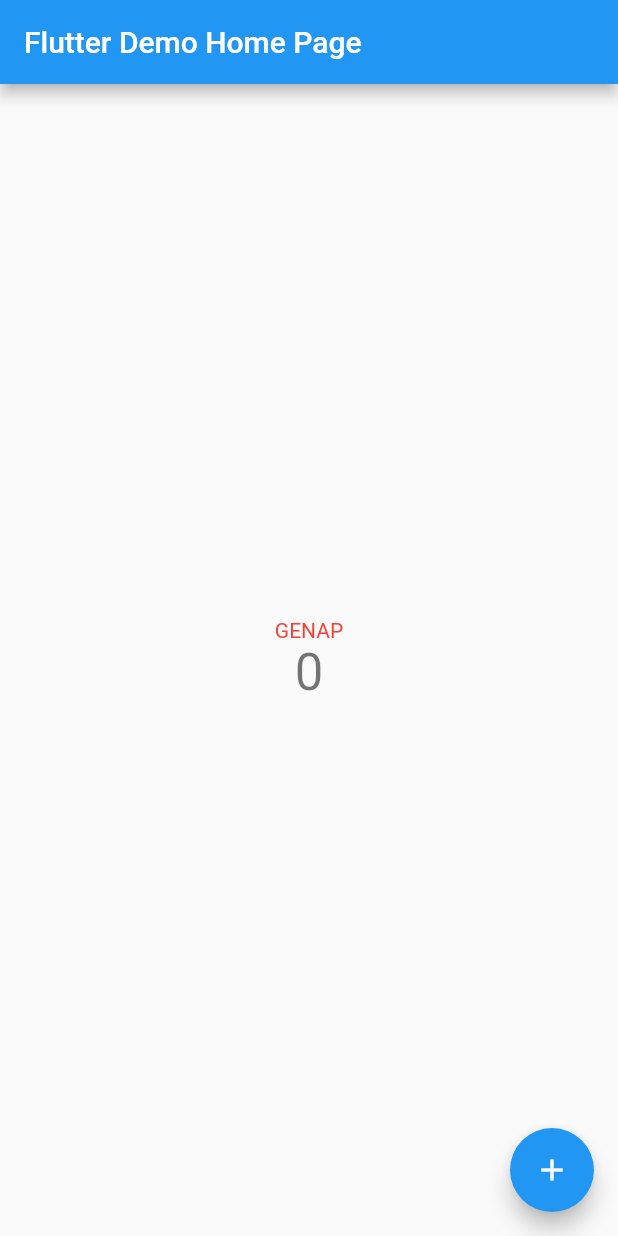
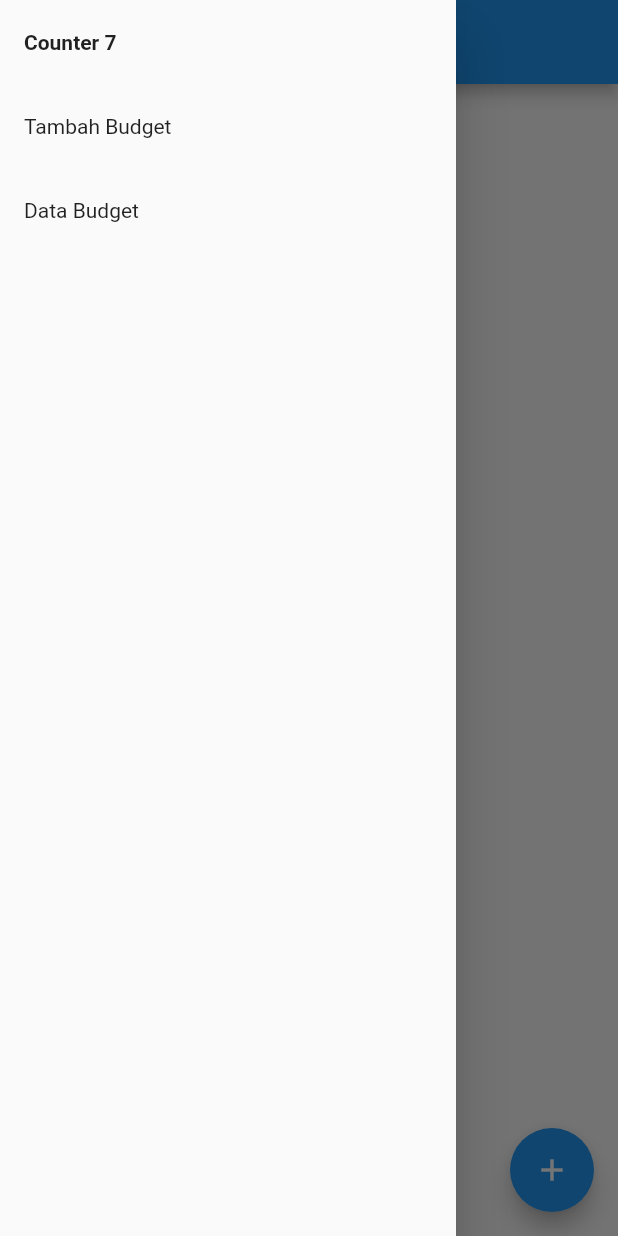
Before and after one commit to nadhifralfan/pbp-flutter-lab, a Flutter app: the screen it shows after launch, with the side drawer open (before the commit the screen has no drawer), on a phone screen of 412 x 824 dp. Run offline on Flutter 3.47's test engine with Material 2 defaults, Android fonts, the phone set to English and light mode, and no system bars.

Commit message:
Update Tugas 8

```diff
--- /dev/null
+++ b/lib/components/drawer_component.dart
@@ -0,0 +1,74 @@
+import 'package:flutter/material.dart';
+import 'package:counter_7/main.dart';
+import 'package:counter_7/screens/form_budget.dart';
+import 'package:counter_7/screens/data_budget.dart';
+import 'package:counter_7/screens/counter_7.dart';
+import 'package:provider/provider.dart';
+
+class DrawerComponents extends StatelessWidget {
+  const DrawerComponents({super.key, required this.currentPage});
+
+  final String currentPage;
+
+  @override
+  Widget build(BuildContext context) {
+    var currentScreen = Provider.of<ScreenState>(context).getCurrentScreen;
+
+    return Drawer(
+        child: ListView(
+      children: <Widget>[
+        ListTile(
+          title: Text(
+            "Counter 7",
+            style: currentScreen == 0
+                ? const TextStyle(fontWeight: FontWeight.bold)
+                : const TextStyle(fontWeight: FontWeight.normal),
+          ),
+          onTap: () {
+            Navigator.of(context).pop();
+            if (currentPage != "Counter 7") {
+              Provider.of<ScreenState>(context, listen: false)
+                  .setCurrentScreen(0);
+              Navigator.pushReplacement(context,
+                  MaterialPageRoute(builder: (context) => const Counter7()));
+            }
+          },
+        ),
+        ListTile(
+          title: Text(
+            "Tambah Budget",
+            style: currentScreen == 1
+                ? const TextStyle(fontWeight: FontWeight.bold)
+                : const TextStyle(fontWeight: FontWeight.normal),
+          ),
+          onTap: () {
+            Navigator.of(context).pop();
+            if (currentPage != "Tambah Budget") {
+              Provider.of<ScreenState>(context, listen: false)
+                  .setCurrentScreen(1);
+              Navigator.pushReplacement(context,
+                  MaterialPageRoute(builder: (context) => const BudgetForm()));
+            }
+          },
+        ),
+        ListTile(
+          title: Text(
+            "Data Budget",
+            style: currentScreen == 2
+                ? const TextStyle(fontWeight: FontWeight.bold)
+                : const TextStyle(fontWeight: FontWeight.normal),
+          ),
+          onTap: () {
+            Navigator.of(context).pop();
+            if (currentPage != "Data Budget") {
+              Provider.of<ScreenState>(context, listen: false)
+                  .setCurrentScreen(2);
+              Navigator.pushReplacement(context,
+                  MaterialPageRoute(builder: (context) => const BudgetData()));
+            }
+          },
+        )
+      ],
+    ));
+  }
+}
--- a/lib/main.dart
+++ b/lib/main.dart
@@ -1,4 +1,7 @@
 import 'package:flutter/material.dart';
+import 'package:counter_7/screens/counter_7.dart';
+import 'package:provider/provider.dart';
+import 'package:provider/single_child_widget.dart';
 
 void main() {
   runApp(const MyApp());
@@ -10,7 +13,12 @@ class MyApp extends StatelessWidget {
   // This widget is the root of your application.
   @override
   Widget build(BuildContext context) {
-    return MaterialApp(
+    return MultiProvider(
+      providers: <SingleChildWidget>[
+        ChangeNotifierProvider<ScreenState>(create: (_) => ScreenState()),
+        ChangeNotifierProvider<BudgetModel>(create: (_) => BudgetModel()),
+      ],
+      child: MaterialApp(
         title: 'Flutter Demo',
         theme: ThemeData(
           // This is the theme of your application.
@@ -24,132 +32,28 @@ class MyApp extends StatelessWidget {
           // is not restarted.
           primarySwatch: Colors.blue,
         ),
-      home: const MyHomePage(title: 'Flutter Demo Home Page'),
+        home: const Counter7(),
+      ),
     );
   }
 }
 
-class MyHomePage extends StatefulWidget {
-  const MyHomePage({super.key, required this.title});
+class ScreenState with ChangeNotifier {
+  int _currentScreen = 0;
+  int get getCurrentScreen => _currentScreen;
 
-  // This widget is the home page of your application. It is stateful, meaning
-  // that it has a State object (defined below) that contains fields that affect
-  // how it looks.
-
-  // This class is the configuration for the state. It holds the values (in this
-  // case the title) provided by the parent (in this case the App widget) and
-  // used by the build method of the State. Fields in a Widget subclass are
-  // always marked "final".
-
-  final String title;
-
-  @override
-  State<MyHomePage> createState() => _MyHomePageState();
+  void setCurrentScreen(int screenIndex) {
+    _currentScreen = screenIndex;
+    notifyListeners();
+  }
 }
 
-class _MyHomePageState extends State<MyHomePage> {
-  int _counter = 0;
+class BudgetModel with ChangeNotifier {
+  final List<dynamic> _budgets = [];
+  List<dynamic> get getBudgets => _budgets;
 
-  void _incrementCounter() {
-    setState(() {
-      // This call to setState tells the Flutter framework that something has
-      // changed in this State, which causes it to rerun the build method below
-      // so that the display can reflect the updated values. If we changed
-      // _counter without calling setState(), then the build method would not be
-      // called again, and so nothing would appear to happen.
-      _counter++;
-    });
-  }
-
-  void _decrementCounter() {
-    setState(() {
-      // This call to setState tells the Flutter framework that something has
-      // changed in this State, which causes it to rerun the build method below
-      // so that the display can reflect the updated values. If we changed
-      // _counter without calling setState(), then the build method would not be
-      // called again, and so nothing would appear to happen.
-      if (_counter > 0) {
-        _counter--;
-      }
-    });
-  }
-
-  Text checkCounter(int counter) {
-    if (counter % 2 == 0) {
-      return const Text(
-        'GENAP',
-        style: TextStyle(color: Colors.red),
-      );
-    }
-    return const Text(
-      'GANJIL',
-      style: TextStyle(color: Colors.blue),
-    );
-  }
-
-  @override
-  Widget build(BuildContext context) {
-    // This method is rerun every time setState is called, for instance as done
-    // by the _incrementCounter method above.
-    //
-    // The Flutter framework has been optimized to make rerunning build methods
-    // fast, so that you can just rebuild anything that needs updating rather
-    // than having to individually change instances of widgets.
-    return Scaffold(
-      appBar: AppBar(
-        // Here we take the value from the MyHomePage object that was created by
-        // the App.build method, and use it to set our appbar title.
-        title: Text(widget.title),
-      ),
-      body: Center(
-        // Center is a layout widget. It takes a single child and positions it
-        // in the middle of the parent.
-        child: Column(
-          // Column is also a layout widget. It takes a list of children and
-          // arranges them vertically. By default, it sizes itself to fit its
-          // children horizontally, and tries to be as tall as its parent.
-          //
-          // Invoke "debug painting" (press "p" in the console, choose the
-          // "Toggle Debug Paint" action from the Flutter Inspector in Android
-          // Studio, or the "Toggle Debug Paint" command in Visual Studio Code)
-          // to see the wireframe for each widget.
-          //
-          // Column has various properties to control how it sizes itself and
-          // how it positions its children. Here we use mainAxisAlignment to
-          // center the children vertically; the main axis here is the vertical
-          // axis because Columns are vertical (the cross axis would be
-          // horizontal).
-          mainAxisAlignment: MainAxisAlignment.center,
-          children: <Widget>[
-            checkCounter(_counter),
-            Text(
-              '$_counter',
-              style: Theme.of(context).textTheme.headline4,
-            ),
-          ],
-        ),
-      ),
-      floatingActionButton: Padding(
-        padding: const EdgeInsets.only(left: 35),
-        child: Row(
-            mainAxisAlignment: MainAxisAlignment.spaceBetween,
-            crossAxisAlignment: CrossAxisAlignment.end,
-            children: <Widget>[
-              Container(
-                  child: _counter != 0
-                      ? FloatingActionButton(
-                          tooltip: 'Decrement',
-                          onPressed: _decrementCounter,
-                          child: const Icon(Icons.remove),
-                        )
-                      : Container()),
-              FloatingActionButton(
-                tooltip: 'Increment',
-                onPressed: _incrementCounter,
-                child: const Icon(Icons.add),
-              ),
-            ]),
-      ), // This trailing comma makes auto-formatting nicer for build methods.
-    );
+  void addBudget(Map budget) {
+    _budgets.add(budget);
+    notifyListeners();
   }
 }
--- /dev/null
+++ b/lib/screens/counter_7.dart
@@ -0,0 +1,130 @@
+import 'package:flutter/material.dart';
+import 'package:counter_7/components/drawer_component.dart';
+
+class Counter7 extends StatefulWidget {
+  const Counter7({super.key});
+
+  // This widget is the home page of your application. It is stateful, meaning
+  // that it has a State object (defined below) that contains fields that affect
+  // how it looks.
+
+  // This class is the configuration for the state. It holds the values (in this
+  // case the title) provided by the parent (in this case the App widget) and
+  // used by the build method of the State. Fields in a Widget subclass are
+  // always marked "final".
+
+  final String title = "Counter 7";
+
+  @override
+  State<Counter7> createState() => _Counter7State();
+}
+
+class _Counter7State extends State<Counter7> {
+  int _counter = 0;
+
+  void _incrementCounter() {
+    setState(() {
+      // This call to setState tells the Flutter framework that something has
+      // changed in this State, which causes it to rerun the build method below
+      // so that the display can reflect the updated values. If we changed
+      // _counter without calling setState(), then the build method would not be
+      // called again, and so nothing would appear to happen.
+      _counter++;
+    });
+  }
+
+  void _decrementCounter() {
+    setState(() {
+      // This call to setState tells the Flutter framework that something has
+      // changed in this State, which causes it to rerun the build method below
+      // so that the display can reflect the updated values. If we changed
+      // _counter without calling setState(), then the build method would not be
+      // called again, and so nothing would appear to happen.
+      if (_counter > 0) {
+        _counter--;
+      }
+    });
+  }
+
+  Text checkCounter(int counter) {
+    if (counter % 2 == 0) {
+      return const Text(
+        'GENAP',
+        style: TextStyle(color: Colors.red),
+      );
+    }
+    return const Text(
+      'GANJIL',
+      style: TextStyle(color: Colors.blue),
+    );
+  }
+
+  @override
+  Widget build(BuildContext context) {
+    // This method is rerun every time setState is called, for instance as done
+    // by the _incrementCounter method above.
+    //
+    // The Flutter framework has been optimized to make rerunning build methods
+    // fast, so that you can just rebuild anything that needs updating rather
+    // than having to individually change instances of widgets.
+    return Scaffold(
+      appBar: AppBar(
+        // Here we take the value from the MyHomePage object that was created by
+        // the App.build method, and use it to set our appbar title.
+        title: Text(widget.title),
+      ),
+      drawer: const DrawerComponents(currentPage: "Counter 7"),
+      body: Center(
+        // Center is a layout widget. It takes a single child and positions it
+        // in the middle of the parent.
+        child: Column(
+          // Column is also a layout widget. It takes a list of children and
+          // arranges them vertically. By default, it sizes itself to fit its
+          // children horizontally, and tries to be as tall as its parent.
+          //
+          // Invoke "debug painting" (press "p" in the console, choose the
+          // "Toggle Debug Paint" action from the Flutter Inspector in Android
+          // Studio, or the "Toggle Debug Paint" command in Visual Studio Code)
+          // to see the wireframe for each widget.
+          //
+          // Column has various properties to control how it sizes itself and
+          // how it positions its children. Here we use mainAxisAlignment to
+          // center the children vertically; the main axis here is the vertical
+          // axis because Columns are vertical (the cross axis would be
+          // horizontal).
+          mainAxisAlignment: MainAxisAlignment.center,
+          children: <Widget>[
+            checkCounter(_counter),
+            Text(
+              '$_counter',
+              style: Theme.of(context).textTheme.headline4,
+            ),
+          ],
+        ),
+      ),
+      floatingActionButton: Padding(
+        padding: const EdgeInsets.only(left: 35),
+        child: Row(
+            mainAxisAlignment: MainAxisAlignment.spaceBetween,
+            crossAxisAlignment: CrossAxisAlignment.end,
+            children: <Widget>[
+              Container(
+                  child: _counter != 0
+                      ? FloatingActionButton(
+                          heroTag: 'decrement',
+                          tooltip: 'Decrement',
+                          onPressed: _decrementCounter,
+                          child: const Icon(Icons.remove),
+                        )
+                      : Container()),
+              FloatingActionButton(
+                heroTag: 'increment',
+                tooltip: 'Increment',
+                onPressed: _incrementCounter,
+                child: const Icon(Icons.add),
+              ),
+            ]),
+      ), // This trailing comma makes auto-formatting nicer for build methods.
+    );
+  }
+}
--- a/pubspec.yaml
+++ b/pubspec.yaml
@@ -36,6 +36,8 @@ dependencies:
   # The following adds the Cupertino Icons font to your application.
   # Use with the CupertinoIcons class for iOS style icons.
   cupertino_icons: ^1.0.2
+  provider: ^6.0.4
+  intl: ^0.17.0
 
 dev_dependencies:
   flutter_test:
```
Also changed, not shown: lib/screens/data_budget.dart (added, +82 -0 lines), lib/screens/form_budget.dart (added, +194 -0 lines), pubspec.lock. Lines whose indentation alone changed are shown as unchanged.
